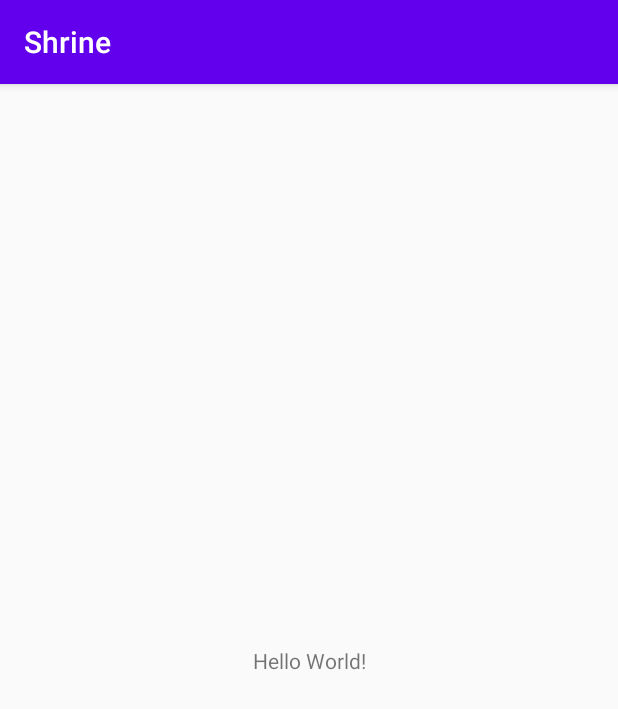
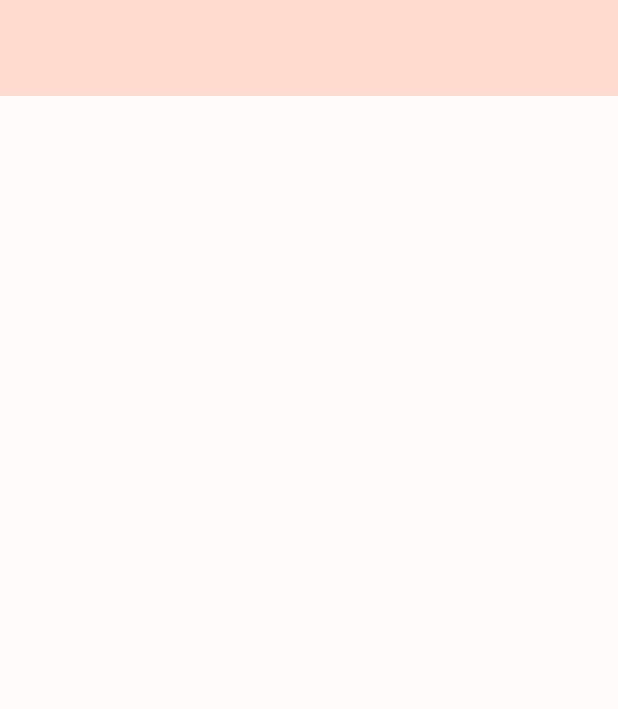
Before and after one commit to ologe/shrine, an Android app: the screen it shows after launch (MainActivity), on a phone screen of 412 x 824 dp. Shown: the top 709 px of the screen. Run offline under Robolectric (Android 15) with nearby library versions, the phone set to English and light mode, and no system bars.

Commit message:
- added simple backdrop - added shrine colors

```diff
--- a/app/src/main/res/layout/activity_main.xml
+++ b/app/src/main/res/layout/activity_main.xml
@@ -1,18 +1,32 @@
 <?xml version="1.0" encoding="utf-8"?>
-<androidx.constraintlayout.widget.ConstraintLayout xmlns:android="http://schemas.android.com/apk/res/android"
+<androidx.constraintlayout.motion.widget.MotionLayout xmlns:android="http://schemas.android.com/apk/res/android"
     xmlns:app="http://schemas.android.com/apk/res-auto"
-    xmlns:tools="http://schemas.android.com/tools"
     android:layout_width="match_parent"
     android:layout_height="match_parent"
-    tools:context=".MainActivity">
+    app:layoutDescription="@xml/backdrop_scene">
 
-    <TextView
-        android:layout_width="wrap_content"
-        android:layout_height="wrap_content"
-        android:text="Hello World!"
+    <FrameLayout
+        android:id="@+id/backPage"
+        android:layout_width="0dp"
+        android:layout_height="0dp"
         app:layout_constraintBottom_toBottomOf="parent"
-        app:layout_constraintLeft_toLeftOf="parent"
-        app:layout_constraintRight_toRightOf="parent"
-        app:layout_constraintTop_toTopOf="parent" />
+        app:layout_constraintEnd_toEndOf="parent"
+        app:layout_constraintStart_toStartOf="parent"
+        app:layout_constraintTop_toTopOf="parent"
+        android:background="?colorPrimary">
 
-</androidx.constraintlayout.widget.ConstraintLayout>
+    </FrameLayout>
+
+    <FrameLayout
+        android:id="@+id/frontPage"
+        android:layout_width="0dp"
+        android:layout_height="0dp"
+        app:layout_constraintBottom_toBottomOf="parent"
+        app:layout_constraintEnd_toEndOf="parent"
+        app:layout_constraintStart_toStartOf="parent"
+        app:layout_constraintTop_toTopOf="parent"
+        android:background="?colorSurface">
+
+    </FrameLayout>
+
+</androidx.constraintlayout.motion.widget.MotionLayout>
--- a/app/src/main/res/values/colors.xml
+++ b/app/src/main/res/values/colors.xml
@@ -3,4 +3,9 @@
     <color name="colorPrimary">#6200EE</color>
     <color name="colorPrimaryDark">#3700B3</color>
     <color name="colorAccent">#03DAC5</color>
+
+    <color name="shrine_pink_50">#FFFBFA</color>
+    <color name="shrine_pink_100">#FFDBCF</color>
+    <color name="shrine_pink_200">#FFDBCF</color>
+    <color name="shrine_pink_900">#442c2e</color>
 </resources>
--- /dev/null
+++ b/app/src/main/res/values/dimens.xml
@@ -0,0 +1,6 @@
+<?xml version="1.0" encoding="utf-8"?>
+<resources>
+
+    <dimen name="backdrop_height">64dp</dimen>
+
+</resources>
--- a/app/src/main/res/values/styles.xml
+++ b/app/src/main/res/values/styles.xml
@@ -1,11 +1,17 @@
-<resources>
+<resources xmlns:tools="http://schemas.android.com/tools">
 
     <!-- Base application theme. -->
-    <style name="AppTheme" parent="Theme.AppCompat.Light.DarkActionBar">
-        <!-- Customize your theme here. -->
-        <item name="colorPrimary">@color/colorPrimary</item>
-        <item name="colorPrimaryDark">@color/colorPrimaryDark</item>
-        <item name="colorAccent">@color/colorAccent</item>
+    <style name="AppTheme" parent="Theme.MaterialComponents.DayNight.NoActionBar">
+        <item name="colorPrimary">@color/shrine_pink_100</item>
+        <item name="colorPrimaryDark">@color/shrine_pink_200</item>
+        <item name="colorAccent">@color/shrine_pink_900</item>
+
+        <item name="colorSurface">@color/shrine_pink_50</item>
+        <item name="colorOnSurface">@color/shrine_pink_900</item>
+
+        <item name="android:textColorPrimary">@color/shrine_pink_900</item>
+
+        <item name="android:windowLightStatusBar" tools:targetApi="m">true</item>
     </style>
 
 </resources>
--- /dev/null
+++ b/app/src/main/res/xml/backdrop_scene.xml
@@ -0,0 +1,36 @@
+<?xml version="1.0" encoding="utf-8"?>
+<MotionScene
+    xmlns:android="http://schemas.android.com/apk/res/android"
+    xmlns:motion="http://schemas.android.com/apk/res-auto">
+
+    <Transition
+        motion:constraintSetEnd="@+id/end"
+        motion:constraintSetStart="@id/start"
+        motion:duration="1000">
+       <KeyFrameSet>
+       </KeyFrameSet>
+        <OnSwipe motion:touchAnchorId="@+id/frontPage" />
+    </Transition>
+
+    <ConstraintSet android:id="@+id/start">
+        <Constraint
+            motion:layout_constraintEnd_toEndOf="parent"
+            android:layout_width="0dp"
+            android:layout_height="0dp"
+            motion:layout_constraintBottom_toBottomOf="parent"
+            motion:layout_constraintTop_toTopOf="parent"
+            motion:layout_constraintStart_toStartOf="parent"
+            android:id="@+id/frontPage"
+            android:layout_marginTop="@dimen/backdrop_height" />
+    </ConstraintSet>
+
+    <ConstraintSet android:id="@+id/end">
+        <Constraint
+            android:id="@+id/frontPage"
+            motion:layout_constraintEnd_toEndOf="parent"
+            android:layout_width="0dp"
+            android:layout_height="@dimen/backdrop_height"
+            motion:layout_constraintBottom_toBottomOf="parent"
+            motion:layout_constraintStart_toStartOf="parent" />
+    </ConstraintSet>
+</MotionScene>
```
